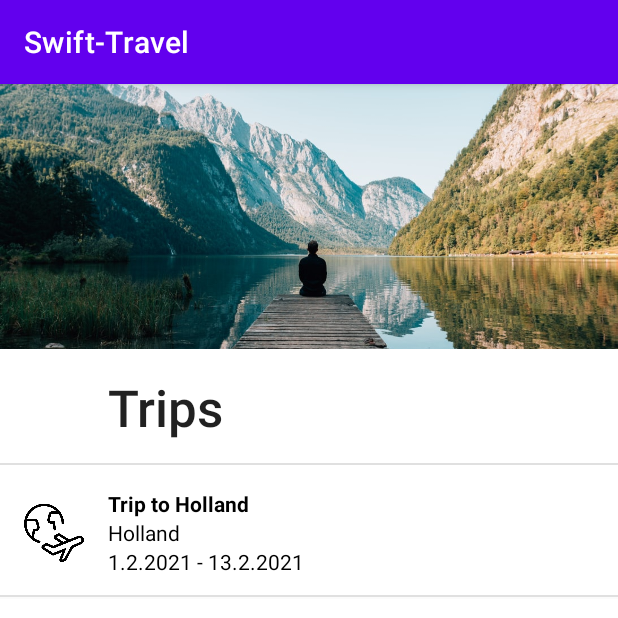
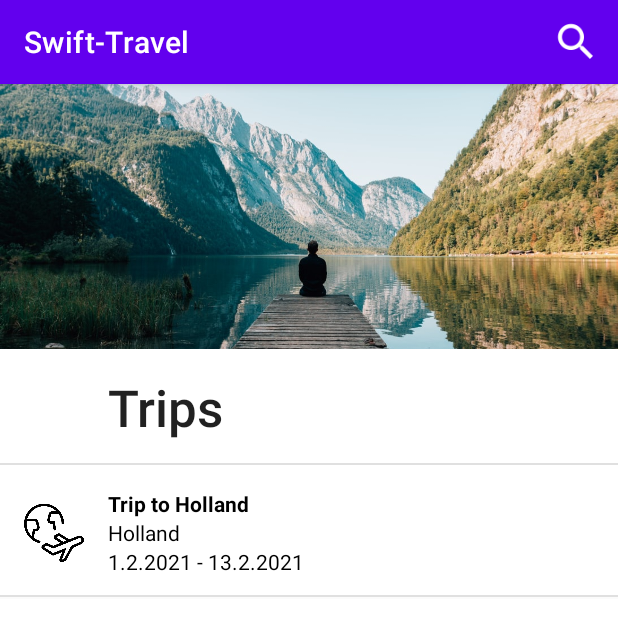
Before and after one commit to Alainrroser/swift-travel, an Android app: the screen it shows after launch (MainActivity), on a phone screen of 412 x 824 dp, the top half of it. Run offline under Robolectric (Android 15) with nearby library versions, the phone set to English and light mode, and no system bars.

Commit message:
Added base activity
- Added base activity
- Added up button activity
- Improved progress bar
- Added search (without functionality)
- Added const class

```diff
--- a/app/src/main/AndroidManifest.xml
+++ b/app/src/main/AndroidManifest.xml
@@ -9,6 +9,8 @@
         android:roundIcon="@mipmap/ic_launcher_round"
         android:supportsRtl="true"
         android:theme="@style/Theme.SwiftTravel">
+        <activity android:name=".BaseActivity"></activity>
+        <activity android:name=".UpButtonActivity" />
         <activity android:name=".CreateTrip" />
         <activity android:name=".TripDetailsActivity" />
         <activity android:name=".MainActivity">
--- /dev/null
+++ b/app/src/main/java/ch/bbcag/swift_travel/BaseActivity.java
@@ -0,0 +1,41 @@
+package ch.bbcag.swift_travel;
+
+import androidx.appcompat.app.AlertDialog;
+import androidx.appcompat.app.AppCompatActivity;
+
+import android.os.Bundle;
+import android.view.View;
+import android.widget.ProgressBar;
+
+public class BaseActivity extends AppCompatActivity {
+	private ProgressBar progressBar;
+
+	@Override
+	protected void onCreate(Bundle savedInstanceState) {
+		super.onCreate(savedInstanceState);
+	}
+
+	@Override
+	protected void onStart() {
+		super.onStart();
+		progressBar = findViewById(R.id.loading_progress);
+		progressBar.setVisibility(View.VISIBLE);
+	}
+
+	protected void generateAlertDialog(String errorTitle, String errorMessage) {
+		progressBar.setVisibility(View.GONE);
+		AlertDialog.Builder dialogBuilder;
+		dialogBuilder = new AlertDialog.Builder(this);
+		dialogBuilder.setPositiveButton(getString(R.string.error_close), (dialog, id) -> {
+			// Closes this activity
+			finish();
+		});
+		dialogBuilder.setMessage(errorMessage).setTitle(errorTitle);
+		AlertDialog dialog = dialogBuilder.create();
+		dialog.show();
+	}
+
+	public ProgressBar getProgressBar() {
+		return progressBar;
+	}
+}
--- a/app/src/main/java/ch/bbcag/swift_travel/MainActivity.java
+++ b/app/src/main/java/ch/bbcag/swift_travel/MainActivity.java
@@ -2,27 +2,30 @@ package ch.bbcag.swift_travel;
 
 import android.content.Intent;
 import android.os.Bundle;
+import android.view.Menu;
+import android.view.MenuInflater;
+import android.view.MenuItem;
 import android.view.View;
 import android.widget.AdapterView;
 import android.widget.ListView;
-import android.widget.ProgressBar;
-import android.widget.SimpleAdapter;
+import android.widget.SearchView;
 
-import androidx.appcompat.app.AppCompatActivity;
+import androidx.annotation.NonNull;
+
+import com.google.android.material.floatingactionbutton.FloatingActionButton;
 
 import java.util.List;
 
 import ch.bbcag.swift_travel.adapter.Three_line_list;
-import com.google.android.material.floatingactionbutton.FloatingActionButton;
-
 import ch.bbcag.swift_travel.dal.TripDao;
 import ch.bbcag.swift_travel.model.Trip;
 
-public class MainActivity extends AppCompatActivity {
-    ProgressBar progressBar;
-    FloatingActionButton floatingActionButton;
-    Three_line_list adapter;
+public class MainActivity extends BaseActivity implements SearchView.OnQueryTextListener, SearchView.OnCloseListener {
+	private FloatingActionButton floatingActionButton;
+	private Three_line_list adapter;
 
+	private SearchView searchView;
+	private MenuItem searchItem;
 
 	@Override
 	protected void onCreate(Bundle savedInstanceState) {
@@ -30,43 +33,85 @@ public class MainActivity extends AppCompatActivity {
 		setContentView(R.layout.activity_main);
 		setTitle(getString(R.string.app_name));
 
-        progressBar = findViewById(R.id.loading_trips_progress);
 		floatingActionButton = findViewById(R.id.floating_action_button);
-
-        List<Trip> trips = TripDao.getAll();
-        adapter = new Three_line_list(this, trips);
-        progressBar.setVisibility(View.VISIBLE);
-        addTripsToClickableList();
-
-        onFloatingActionButtonClick();
 	}
 
 	@Override
 	protected void onStart() {
 		super.onStart();
+		List<Trip> trips = TripDao.getAll();
+		adapter = new Three_line_list(this, trips);
+		addTripsToClickableList();
+		onFloatingActionButtonClick();
+	}
+
+	@Override
+	public boolean onCreateOptionsMenu(Menu menu) {
+		MenuInflater inflater = getMenuInflater();
+		inflater.inflate(R.menu.search_menu, menu);
+
+		searchItem = menu.findItem(R.id.search);
+		searchView = (SearchView) searchItem.getActionView();
+		searchView.setQueryHint(getString(R.string.search_hint));
+		searchView.setIconified(false);
+		searchView.setOnQueryTextListener(this);
+		searchView.setOnCloseListener(this);
+
+		return true;
+	}
+
+	@Override
+	public boolean onOptionsItemSelected(@NonNull MenuItem item) {
+		int itemId = item.getItemId();
+		if (itemId == R.id.search) {
+			searchView.setIconified(false);
+
+			return true;
+		}
+		return super.onOptionsItemSelected(item);
+	}
+
+	private void filterAdapter(String filterString) {
+		adapter.getFilter().filter(filterString);
+	}
+
+	@Override
+	public boolean onQueryTextSubmit(String s) {
+		filterAdapter(s);
+		return true;
+	}
+
+	@Override
+	public boolean onQueryTextChange(String s) {
+		filterAdapter(s);
+		return false;
+	}
+
+	@Override
+	public boolean onClose() {
+		if (!searchView.isIconified()) {
+			searchItem.collapseActionView();
+		} else {
+			searchView.setIconified(false);
+		}
+
+		return false;
 	}
 
 	public void addTripsToClickableList() {
 		ListView listView = findViewById(R.id.trips);
 		listView.setAdapter(adapter);
 
-        progressBar.setVisibility(View.GONE);
+		getProgressBar().setVisibility(View.GONE);
 
-        AdapterView.OnItemClickListener mListClickedHandler = new AdapterView.OnItemClickListener() {
-            public void onItemClick(AdapterView parent, View v, int position, long id) {
+		AdapterView.OnItemClickListener mListClickedHandler = (parent, v, position, id) -> {
 			Intent intent = new Intent(getApplicationContext(), TripDetailsActivity.class);
 			Trip selected = (Trip) parent.getItemAtPosition(position);
-                intent.putExtra("tripId", selected.getId());
 			intent.putExtra("tripName", selected.getName());
 			startActivity(intent);
-            }
 		};
 
 		listView.setOnItemClickListener(mListClickedHandler);
-    }
-
-    public void addNewTrip(Trip trip){
-        adapter.add(trip);
 	}
 
 	private void onFloatingActionButtonClick() {
--- a/app/src/main/res/layout/activity_create_trip.xml
+++ b/app/src/main/res/layout/activity_create_trip.xml
@@ -6,6 +6,11 @@
     android:layout_width="match_parent"
     android:layout_height="match_parent"
     tools:context=".CreateTrip">
+
+    <include
+        layout="@layout/progress_bar"
+        android:layout_width="match_parent"
+        android:layout_height="match_parent" />
 
     <androidx.constraintlayout.widget.Guideline
         android:id="@+id/guidelineRight"
--- a/app/src/main/res/layout/activity_main.xml
+++ b/app/src/main/res/layout/activity_main.xml
@@ -4,28 +4,23 @@
     android:layout_width="match_parent"
     android:layout_height="match_parent">
 
-    <ProgressBar
-        android:id="@+id/loading_trips_progress"
+    <include
+        layout="@layout/progress_bar"
         android:layout_width="match_parent"
-        android:layout_height="0dp"
-        android:layout_gravity="center"
-        android:progressTint="#FFFFFF"
-        android:visibility="invisible"
-        app:layout_constraintTop_toBottomOf="@+id/title" />
+        android:layout_height="match_parent" />
 
     <ImageView
         android:id="@+id/imageScene"
         android:layout_width="0dp"
         android:layout_height="0dp"
+        android:contentDescription="@string/start_image_description"
         android:scaleType="centerCrop"
         android:visibility="visible"
         app:layout_constraintDimensionRatio="21:9"
         app:layout_constraintEnd_toEndOf="parent"
         app:layout_constraintStart_toStartOf="parent"
         app:layout_constraintTop_toTopOf="parent"
-        app:srcCompat="@drawable/travel_picture"
-
-        />
+        app:srcCompat="@drawable/travel_picture" />
 
     <androidx.constraintlayout.widget.Guideline
         android:id="@+id/guideline"
@@ -63,10 +58,9 @@
         android:layout_height="1dp"
         android:background="?android:attr/listDivider"
         android:visibility="visible"
+        app:layout_constraintBottom_toTopOf="@id/trips"
         app:layout_constraintEnd_toEndOf="parent"
-        app:layout_constraintStart_toStartOf="parent"
-        app:layout_constraintBottom_toTopOf="@id/trips"
-        />
+        app:layout_constraintStart_toStartOf="parent" />
 
     <ListView
         android:id="@+id/trips"
@@ -78,9 +72,9 @@
         android:divider="@android:drawable/divider_horizontal_dark"
         android:dividerHeight="1dip"
         app:layout_constraintBottom_toBottomOf="@+id/title"
+        app:layout_constraintEnd_toEndOf="parent"
         app:layout_constraintStart_toStartOf="parent"
-        app:layout_constraintTop_toBottomOf="@+id/title"
-        app:layout_constraintEnd_toEndOf="parent"/>
+        app:layout_constraintTop_toBottomOf="@+id/title" />
 
     <com.google.android.material.floatingactionbutton.FloatingActionButton
         android:id="@+id/floating_action_button"
--- /dev/null
+++ b/app/src/main/res/menu/search_menu.xml
@@ -0,0 +1,10 @@
+<?xml version="1.0" encoding="utf-8"?>
+<menu xmlns:android="http://schemas.android.com/apk/res/android"
+    xmlns:app="http://schemas.android.com/apk/res-auto">
+    <item
+        android:id="@+id/search"
+        android:icon="@drawable/ic_search_white_36dp"
+        android:title="@string/search_title"
+        app:actionViewClass="android.widget.SearchView"
+        app:showAsAction="collapseActionView|ifRoom" />
+</menu>
--- a/app/src/main/res/values/strings.xml
+++ b/app/src/main/res/values/strings.xml
@@ -5,9 +5,13 @@
     <string name="trip_name_hint">Name</string>
     <string name="trip_name_error">You have to enter a name</string>
     <string name="trip_description_hint">Description</string>
-    <string name="trip_image_place_holder_description">Place Holder image for a trip</string>
+    <string name="trip_image_place_holder_description">Placeholder image for a trip</string>
     <string name="trip_create_button_text">Create</string>
     <string name="add_trip">Add Trip</string>
+    <string name="search_title">Search</string>
+    <string name="search_hint">Search</string>
+    <string name="error_close">Ok</string>
+    <string name="start_image_description">Placeholder image for the start</string>
     <string name="trip_name">Trip name</string>
     <string name="trip_destination">Destination</string>
     <string name="trip_duration">Duration</string>
```
Also changed, not shown: app/src/main/java/ch/bbcag/swift_travel/Const.java (added, +7 -0 lines), app/src/main/java/ch/bbcag/swift_travel/CreateTrip.java (+21 -41 lines), app/src/main/java/ch/bbcag/swift_travel/TripDetailsActivity.java (+7 -11 lines), app/src/main/java/ch/bbcag/swift_travel/UpButtonActivity.java (added, +35 -0 lines), app/src/main/res/layout/activity_trip_details.xml (+3 -7 lines), app/src/main/res/layout/progress_bar.xml (added, +7 -0 lines), app/src/main/res/drawable-hdpi/ic_search_white_36dp.png (added), app/src/main/res/drawable-mdpi/ic_search_white_36dp.png (added), app/src/main/res/drawable-xhdpi/ic_search_white_36dp.png (added), app/src/main/res/drawable-xxhdpi/ic_search_white_36dp.png (added), app/src/main/res/drawable-xxxhdpi/ic_search_white_36dp.png (added), 1 other file. Lines whose indentation alone changed are shown as unchanged.
